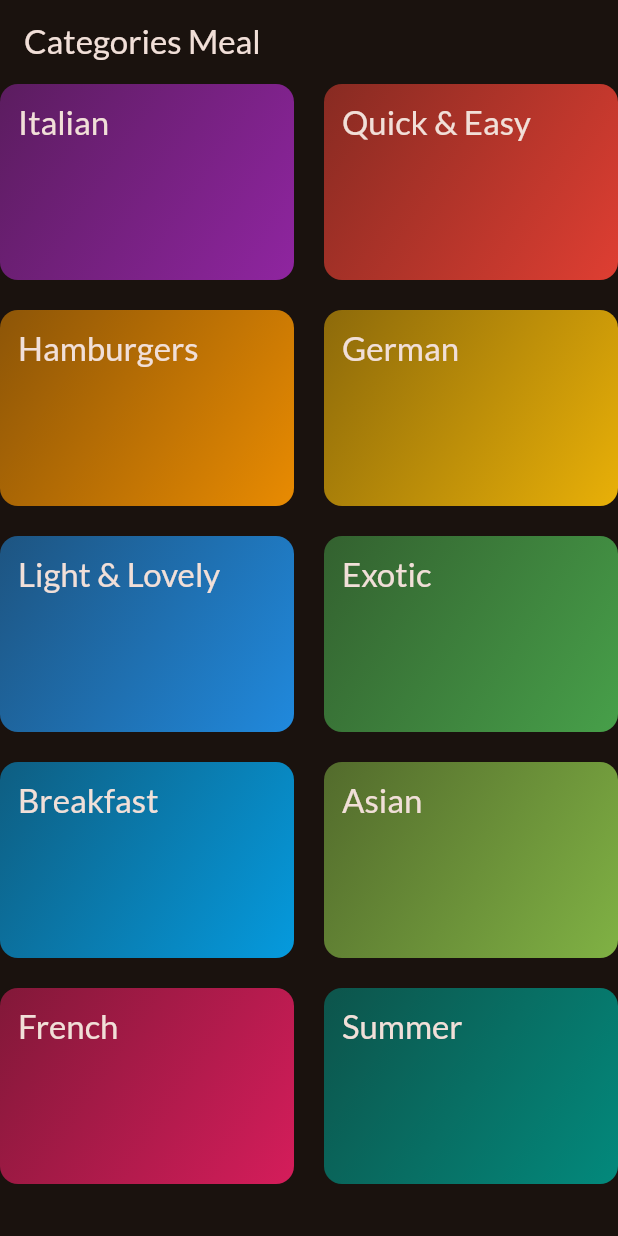
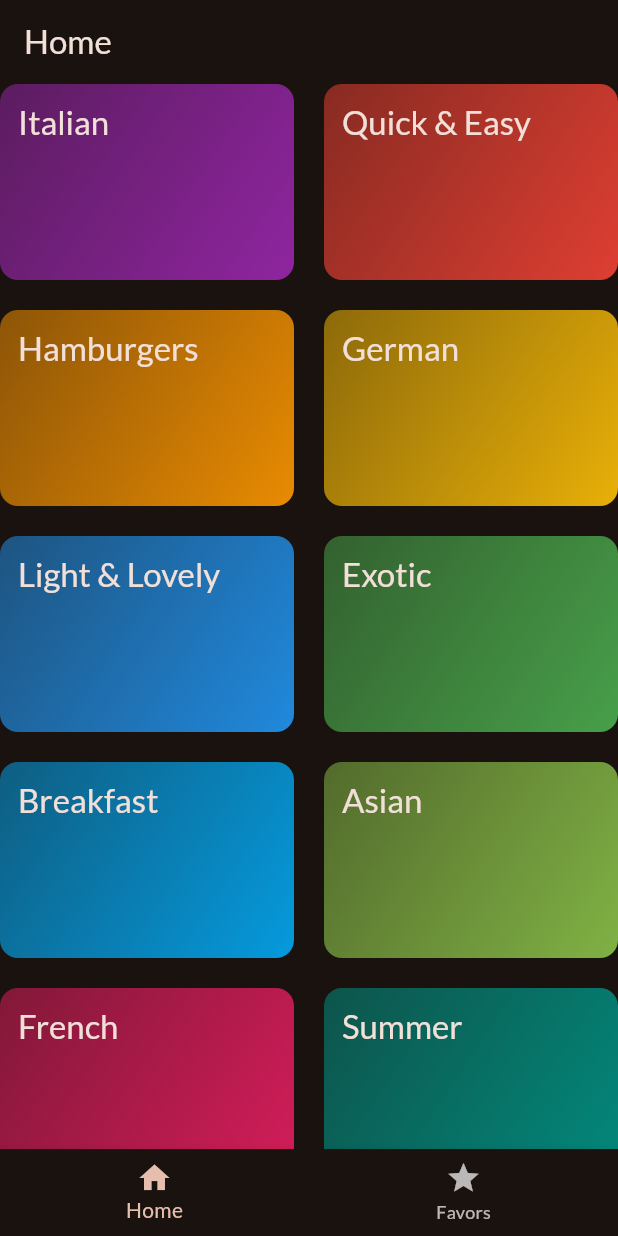
Before and after one commit to Tudolla/meal_flutter_app, a Flutter app: the screen it shows after launch, on a phone screen of 412 x 824 dp. Run offline on Flutter 3.47's test engine with Material 3 defaults, Android fonts, the phone set to English and light mode, and no system bars; our stand-ins replace google_fonts, transparent_image.

```diff
--- a/lib/main.dart
+++ b/lib/main.dart
@@ -3,6 +3,7 @@ import 'package:google_fonts/google_fonts.dart';
 import 'package:meal_app/data/dummy_data.dart';
 import 'package:meal_app/screens/categories.dart';
 import 'package:meal_app/screens/meals.dart';
+import 'package:meal_app/screens/tab.dart';
 
 final theme = ThemeData(
   colorScheme: ColorScheme.fromSeed(
@@ -24,7 +25,7 @@ class MyApp extends StatelessWidget {
     return MaterialApp(
       theme: theme,
       // home: MealScreen(title: 'Some fucking noise', meals: dummyMeals,),
-      home: const CategoriesScreen(),
+      home: const TabScreen(),
     );
   }
 }
--- a/lib/screens/categories.dart
+++ b/lib/screens/categories.dart
@@ -23,11 +23,7 @@ class CategoriesScreen extends StatelessWidget {
 
   @override
   Widget build(BuildContext context) {
-    return Scaffold(
-      appBar: AppBar(
-        title: const Text('Categories Meal'),
-      ),
-      body: GridView(
+    return  GridView(
         gridDelegate: const SliverGridDelegateWithFixedCrossAxisCount(
           crossAxisCount: 2,
           childAspectRatio: 3 / 2,
@@ -37,7 +33,7 @@ class CategoriesScreen extends StatelessWidget {
         children: [for (final c in availableCategories) CategoryItem(category: c, onselect: (){
           _selectCategory(context, c);
         },)],
-      ),
+
     );
   }
 }
--- /dev/null
+++ b/lib/screens/tab.dart
@@ -0,0 +1,47 @@
+import 'package:flutter/material.dart';
+import 'package:meal_app/screens/categories.dart';
+import 'package:meal_app/screens/meals.dart';
+
+class TabScreen extends StatefulWidget{
+  const TabScreen({super.key});
+
+  @override
+  State<TabScreen> createState() {
+    return _TabScreenState();
+  }
+
+}
+
+class _TabScreenState extends State<TabScreen>{
+  int _pageIndex = 0 ;
+
+  void _selectPage(int index){
+    setState(() {
+      _pageIndex = index;
+    });
+  }
+  @override
+  Widget build(BuildContext context) {
+    Widget activePage = const CategoriesScreen();
+    var pageTitle = 'Home';
+
+    if(_pageIndex == 1){
+      activePage = MealScreen( meals: []);
+      pageTitle = 'Favorite Page';
+    }
+    // TODO: implement build
+    return Scaffold(
+      appBar: AppBar(title: Text(pageTitle),),
+      body: activePage,
+      bottomNavigationBar: BottomNavigationBar(
+        onTap: _selectPage,
+        currentIndex: _pageIndex,
+        items:const [
+        BottomNavigationBarItem(icon: Icon(Icons.home), label: 'Home'),
+        BottomNavigationBarItem(icon: Icon(Icons.star), label: 'Favors'),
+
+      ],),
+    );
+  }
+
+}
```
Also changed, not shown: lib/screens/meal_detail.dart (added, +81 -0 lines), lib/screens/meals.dart (+35 -11 lines), lib/widgets/meal_item.dart (+30 -6 lines), lib/widgets/meal_item_des.dart (added, +28 -0 lines).
